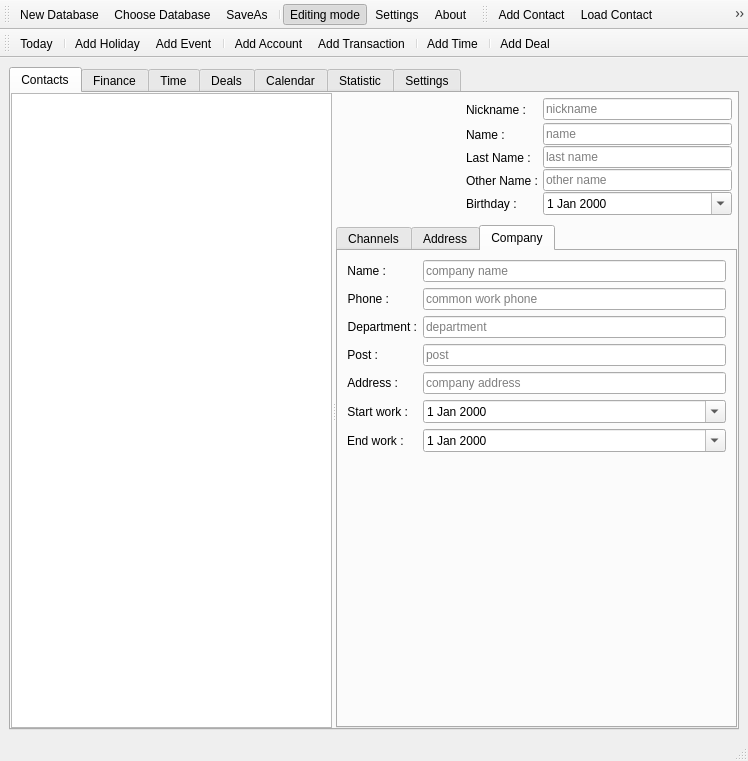
Before: the Qt Designer form trunk/Organizer/OrganizerView.ui in konradlst/Organizer, drawn with Qt 5.
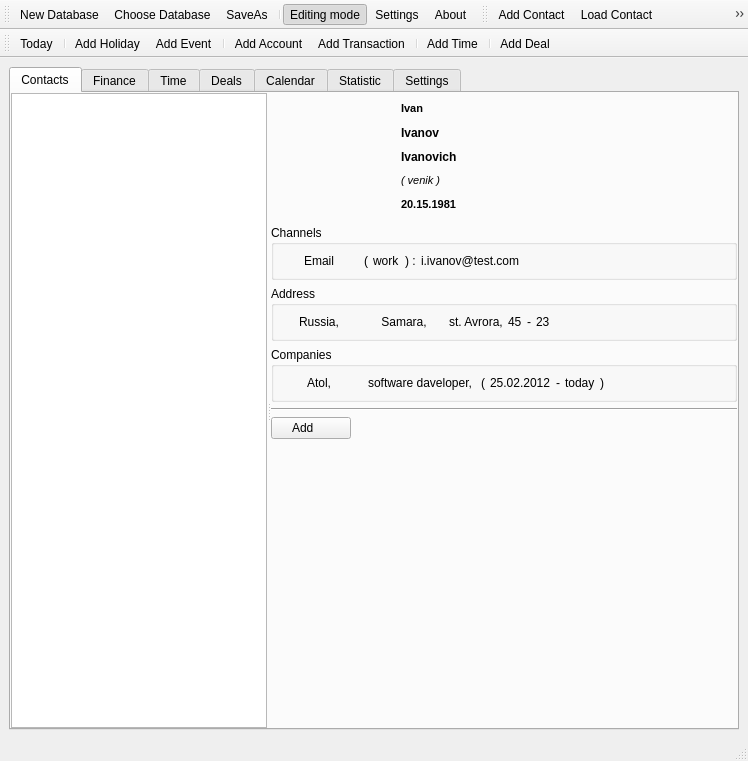
After: the same form once the commit is applied. Icons and pictures are not drawn. Custom widgets are drawn as their Qt base class.

Commit message: [UI] change Contact module

What changed in the file:
```diff
--- a/trunk/Organizer/OrganizerView.ui
+++ b/trunk/Organizer/OrganizerView.ui
@@ -67,6 +67,20 @@
            <property name="verticalSpacing">
             <number>0</number>
            </property>
+           <item row="0" column="1">
+            <widget class="QLabel" name="lblName">
+             <property name="font">
+              <font>
+               <pointsize>8</pointsize>
+               <weight>75</weight>
+               <bold>true</bold>
+              </font>
+             </property>
+             <property name="text">
+              <string>Ivan</string>
+             </property>
+            </widget>
+           </item>
            <item row="0" column="0" rowspan="5">
             <widget class="QLabel" name="lblUserPic">
              <property name="sizePolicy">
@@ -98,76 +112,6 @@
              </property>
             </widget>
            </item>
-           <item row="3" column="2">
-            <widget class="QLineEdit" name="leOtherName">
-             <property name="maxLength">
-              <number>100</number>
-             </property>
-             <property name="placeholderText">
-              <string>other name</string>
-             </property>
-            </widget>
-           </item>
-           <item row="0" column="1">
-            <widget class="QLabel" name="lblAlias">
-             <property name="text">
-              <string>Nickname :</string>
-             </property>
-             <property name="alignment">
-              <set>Qt::AlignLeading|Qt::AlignLeft|Qt::AlignVCenter</set>
-             </property>
-            </widget>
-           </item>
-           <item row="0" column="2">
-            <widget class="QLineEdit" name="leAlias">
-             <property name="maxLength">
-              <number>150</number>
-             </property>
-             <property name="placeholderText">
-              <string>nickname</string>
-             </property>
-            </widget>
-           </item>
-           <item row="3" column="1">
-            <widget class="QLabel" name="lblOtherName">
-             <property name="text">
-              <string>Other Name :</string>
-             </property>
-             <property name="alignment">
-              <set>Qt::AlignLeading|Qt::AlignLeft|Qt::AlignVCenter</set>
-             </property>
-            </widget>
-           </item>
-           <item row="1" column="2">
-            <widget class="QLineEdit" name="leName">
-             <property name="maxLength">
-              <number>100</number>
-             </property>
-             <property name="placeholderText">
-              <string>name</string>
-             </property>
-            </widget>
-           </item>
-           <item row="1" column="1">
-            <widget class="QLabel" name="lblName">
-             <property name="text">
-              <string>Name :</string>
-             </property>
-             <property name="alignment">
-              <set>Qt::AlignLeading|Qt::AlignLeft|Qt::AlignVCenter</set>
-             </property>
-            </widget>
-           </item>
-           <item row="4" column="1">
-            <widget class="QLabel" name="lblBirthday">
-             <property name="text">
-              <string>Birthday :</string>
-             </property>
-             <property name="alignment">
-              <set>Qt::AlignLeading|Qt::AlignLeft|Qt::AlignVCenter</set>
-             </property>
-            </widget>
-           </item>
            <item row="0" column="0">
             <widget class="QPushButton" name="pbEditUserPic">
              <property name="sizePolicy">
@@ -200,367 +144,593 @@
              </property>
             </widget>
            </item>
-           <item row="4" column="2">
-            <widget class="QDateEdit" name="deBirthday">
-             <property name="calendarPopup">
-              <bool>true</bool>
+           <item row="4" column="1">
+            <widget class="QLabel" name="lblBirthday">
+             <property name="font">
+              <font>
+               <pointsize>8</pointsize>
+               <weight>75</weight>
+               <bold>true</bold>
+              </font>
              </property>
-             <property name="currentSectionIndex">
-              <number>0</number>
+             <property name="text">
+              <string>20.15.1981</string>
              </property>
             </widget>
            </item>
-           <item row="2" column="2">
-            <widget class="QLineEdit" name="leSurName">
-             <property name="maxLength">
-              <number>100</number>
+           <item row="1" column="1">
+            <widget class="QLabel" name="lblSurName">
+             <property name="font">
+              <font>
+               <weight>75</weight>
+               <bold>true</bold>
+              </font>
              </property>
-             <property name="placeholderText">
-              <string>last name</string>
+             <property name="text">
+              <string>Ivanov</string>
              </property>
             </widget>
            </item>
            <item row="2" column="1">
-            <widget class="QLabel" name="lblLastName">
+            <widget class="QLabel" name="lblOtherName">
+             <property name="font">
+              <font>
+               <weight>75</weight>
+               <bold>true</bold>
+              </font>
+             </property>
              <property name="text">
-              <string>Last Name :</string>
+              <string>Ivanovich</string>
              </property>
-             <property name="alignment">
-              <set>Qt::AlignLeading|Qt::AlignLeft|Qt::AlignVCenter</set>
+            </widget>
+           </item>
+           <item row="3" column="1">
+            <widget class="QLabel" name="lblNickName">
+             <property name="font">
+              <font>
+               <pointsize>8</pointsize>
+               <italic>true</italic>
+              </font>
+             </property>
+             <property name="text">
+              <string>( venik )</string>
              </property>
             </widget>
            </item>
           </layout>
          </item>
          <item>
-          <widget class="QTabWidget" name="DetailContactData">
-           <property name="currentIndex">
-            <number>2</number>
-           </property>
-           <widget class="QWidget" name="tabChannels">
-            <attribute name="title">
+          <widget class="QGroupBox" name="gbChannels">
+           <property name="title">
              <string>Channels</string>
-            </attribute>
-            <layout class="QFormLayout" name="formLayout_3">
-             <property name="fieldGrowthPolicy">
-              <enum>QFormLayout::AllNonFixedFieldsGrow</enum>
-             </property>
-             <item row="0" column="0">
-              <widget class="QLabel" name="lbPhone">
-               <property name="text">
-                <string>Phone :</string>
-               </property>
-               <property name="alignment">
-                <set>Qt::AlignLeading|Qt::AlignLeft|Qt::AlignVCenter</set>
-               </property>
-              </widget>
-             </item>
-             <item row="0" column="1">
-              <widget class="QLineEdit" name="lePhone">
-               <property name="placeholderText">
-                <string>phone number</string>
-               </property>
-              </widget>
-             </item>
-             <item row="1" column="0">
-              <widget class="QLabel" name="lbEmail">
+           </property>
+           <property name="flat">
+            <bool>true</bool>
+           </property>
+           <property name="checkable">
+            <bool>false</bool>
+           </property>
+           <layout class="QVBoxLayout" name="verticalLayout_8">
+            <property name="spacing">
+             <number>5</number>
+            </property>
+            <property name="leftMargin">
+             <number>5</number>
+            </property>
+            <property name="topMargin">
+             <number>5</number>
+            </property>
+            <property name="rightMargin">
+             <number>5</number>
+            </property>
+            <property name="bottomMargin">
+             <number>5</number>
+            </property>
+            <item>
+             <layout class="QHBoxLayout" name="horizontalLayout_8">
+              <item>
+               <widget class="QPushButton" name="pushButton_12">
+                <property name="sizePolicy">
+                 <sizepolicy hsizetype="Fixed" vsizetype="Fixed">
+                  <horstretch>0</horstretch>
+                  <verstretch>0</verstretch>
+                 </sizepolicy>
+                </property>
+                <property name="cursor">
+                 <cursorShape>PointingHandCursor</cursorShape>
+                </property>
                <property name="text">
-                <string>Email :</string>
-               </property>
-               <property name="alignment">
-                <set>Qt::AlignLeading|Qt::AlignLeft|Qt::AlignVCenter</set>
+                 <string>Email</string>
+                </property>
+                <property name="flat">
+                 <bool>true</bool>
                </property>
               </widget>
              </item>
-             <item row="1" column="1">
-              <widget class="QLineEdit" name="leEmail">
-               <property name="placeholderText">
-                <string>email address</string>
-               </property>
-              </widget>
-             </item>
-             <item row="2" column="0">
-              <widget class="QLabel" name="lbSkype">
+              <item>
+               <widget class="QLabel" name="label_10">
+                <property name="sizePolicy">
+                 <sizepolicy hsizetype="Fixed" vsizetype="Preferred">
+                  <horstretch>0</horstretch>
+                  <verstretch>0</verstretch>
+                 </sizepolicy>
+                </property>
                <property name="text">
-                <string>Skype :</string>
-               </property>
-               <property name="alignment">
-                <set>Qt::AlignLeading|Qt::AlignLeft|Qt::AlignVCenter</set>
-               </property>
-              </widget>
-             </item>
-             <item row="2" column="1">
-              <widget class="QLineEdit" name="leSkype">
-               <property name="placeholderText">
-                <string>skype name</string>
-               </property>
-              </widget>
-             </item>
-             <item row="3" column="0">
-              <widget class="QLabel" name="lbSite">
+                 <string>(</string>
+                </property>
+               </widget>
+              </item>
+              <item>
+               <widget class="QLabel" name="label_11">
+                <property name="sizePolicy">
+                 <sizepolicy hsizetype="Fixed" vsizetype="Preferred">
+                  <horstretch>0</horstretch>
+                  <verstretch>0</verstretch>
+                 </sizepolicy>
+                </property>
+                <property name="text">
+                 <string>work</string>
+                </property>
+               </widget>
+              </item>
+              <item>
+               <widget class="QLabel" name="label_12">
+                <property name="sizePolicy">
+                 <sizepolicy hsizetype="Fixed" vsizetype="Preferred">
+                  <horstretch>0</horstretch>
+                  <verstretch>0</verstretch>
+                 </sizepolicy>
+                </property>
                <property name="text">
-                <string>Site :</string>
-               </property>
-               <property name="alignment">
-                <set>Qt::AlignLeading|Qt::AlignLeft|Qt::AlignVCenter</set>
-               </property>
-              </widget>
-             </item>
-             <item row="3" column="1">
-              <widget class="QLineEdit" name="leSite">
-               <property name="placeholderText">
-                <string>site name</string>
-               </property>
-              </widget>
-             </item>
-             <item row="4" column="0" colspan="2">
-              <widget class="QPushButton" name="pbAddChannels">
-               <property name="minimumSize">
-                <size>
-                 <width>0</width>
-                 <height>0</height>
-                </size>
-               </property>
-               <property name="maximumSize">
+                 <string>) :</string>
+                </property>
+               </widget>
+              </item>
+              <item>
+               <widget class="QLabel" name="label_13">
+                <property name="sizePolicy">
+                 <sizepolicy hsizetype="Fixed" vsizetype="Preferred">
+                  <horstretch>0</horstretch>
+                  <verstretch>0</verstretch>
+                 </sizepolicy>
+                </property>
+                <property name="text">
+                 <string>i.ivanov@test.com</string>
+                </property>
+               </widget>
+              </item>
+              <item>
+               <spacer name="horizontalSpacer_3">
+                <property name="orientation">
+                 <enum>Qt::Horizontal</enum>
+                </property>
+                <property name="sizeHint" stdset="0">
                 <size>
-                 <width>80</width>
-                 <height>16777215</height>
-                </size>
-               </property>
+                  <width>40</width>
+                  <height>20</height>
+                 </size>
+                </property>
+               </spacer>
+              </item>
+              <item>
+               <widget class="QPushButton" name="pushButton_13">
                <property name="text">
-                <string>Add</string>
+                 <string/>
                </property>
                <property name="icon">
                 <iconset resource="res.qrc">
-                 <normaloff>:/newContact</normaloff>:/newContact</iconset>
-               </property>
-              </widget>
-             </item>
-            </layout>
-           </widget>
-           <widget class="QWidget" name="tabAddress">
-            <attribute name="title">
+                  <normaloff>:/detailInfo</normaloff>:/detailInfo</iconset>
+                </property>
+                <property name="flat">
+                 <bool>true</bool>
+                </property>
+               </widget>
+              </item>
+              <item>
+               <widget class="QPushButton" name="pushButton_14">
+                <property name="text">
+                 <string/>
+                </property>
+                <property name="icon">
+                 <iconset resource="res.qrc">
+                  <normaloff>:/delete</normaloff>:/delete</iconset>
+                </property>
+                <property name="flat">
+                 <bool>true</bool>
+                </property>
+               </widget>
+              </item>
+             </layout>
+            </item>
+           </layout>
+          </widget>
+         </item>
+         <item>
+          <widget class="QGroupBox" name="gbAddresses">
+           <property name="title">
              <string>Address</string>
-            </attribute>
-            <layout class="QFormLayout" name="formLayout_2">
-             <property name="fieldGrowthPolicy">
-              <enum>QFormLayout::AllNonFixedFieldsGrow</enum>
-             </property>
-             <item row="0" column="0">
-              <widget class="QLabel" name="lblCountry">
+           </property>
+           <property name="flat">
+            <bool>true</bool>
+           </property>
+           <property name="checkable">
+            <bool>false</bool>
+           </property>
+           <layout class="QVBoxLayout" name="verticalLayout_10">
+            <property name="spacing">
+             <number>5</number>
+            </property>
+            <property name="leftMargin">
+             <number>5</number>
+            </property>
+            <property name="topMargin">
+             <number>5</number>
+            </property>
+            <property name="rightMargin">
+             <number>5</number>
+            </property>
+            <property name="bottomMargin">
+             <number>5</number>
+            </property>
+            <item>
+             <layout class="QHBoxLayout" name="horizontalLayout_7">
+              <item>
+               <widget class="QPushButton" name="pushButton_7">
+                <property name="sizePolicy">
+                 <sizepolicy hsizetype="Fixed" vsizetype="Fixed">
+                  <horstretch>0</horstretch>
+                  <verstretch>0</verstretch>
+                 </sizepolicy>
+                </property>
+                <property name="cursor">
+                 <cursorShape>PointingHandCursor</cursorShape>
+                </property>
                <property name="text">
-                <string>Country :</string>
-               </property>
-               <property name="alignment">
-                <set>Qt::AlignRight|Qt::AlignTrailing|Qt::AlignVCenter</set>
+                 <string>Russia,</string>
+                </property>
+                <property name="flat">
+                 <bool>true</bool>
                </property>
               </widget>
              </item>
-             <item row="0" column="1">
-              <widget class="QLineEdit" name="leCountry">
-               <property name="placeholderText">
-                <string>country</string>
-               </property>
-              </widget>
-             </item>
-             <item row="1" column="0">
-              <widget class="QLabel" name="lblCity">
+              <item>
+               <widget class="QPushButton" name="pushButton_8">
+                <property name="sizePolicy">
+                 <sizepolicy hsizetype="Fixed" vsizetype="Fixed">
+                  <horstretch>0</horstretch>
+                  <verstretch>0</verstretch>
+                 </sizepolicy>
+                </property>
+                <property name="cursor">
+                 <cursorShape>PointingHandCursor</cursorShape>
+                </property>
                <property name="text">
-                <string>City :</string>
-               </property>
-               <property name="alignment">
-                <set>Qt::AlignRight|Qt::AlignTrailing|Qt::AlignVCenter</set>
+                 <string>Samara,</string>
+                </property>
+                <property name="flat">
+                 <bool>true</bool>
                </property>
               </widget>
              </item>
-             <item row="1" column="1">
-              <widget class="QLineEdit" name="leCity">
-               <property name="placeholderText">
-                <string>city</string>
-               </property>
-              </widget>
-             </item>
-             <item row="2" column="0">
-              <widget class="QLabel" name="lblStreet">
+              <item>
+               <widget class="QLabel" name="label_6">
+                <property name="sizePolicy">
+                 <sizepolicy hsizetype="Fixed" vsizetype="Preferred">
+                  <horstretch>0</horstretch>
+                  <verstretch>0</verstretch>
+                 </sizepolicy>
+                </property>
+                <property name="text">
+                 <string>st. Avrora,</string>
+                </property>
+               </widget>
+              </item>
+              <item>
+               <widget class="QLabel" name="label_7">
+                <property name="sizePolicy">
+                 <sizepolicy hsizetype="Fixed" vsizetype="Preferred">
+                  <horstretch>0</horstretch>
+                  <verstretch>0</verstretch>
+                 </sizepolicy>
+                </property>
                <property name="text">
-                <string>Street :</string>
-               </property>
-               <property name="alignment">
-                <set>Qt::AlignRight|Qt::AlignTrailing|Qt::AlignVCenter</set>
-               </property>
-              </widget>
-             </item>
-             <item row="2" column="1">
-              <widget class="QLineEdit" name="leStreet">
-               <property name="placeholderText">
-                <string>street</string>
+                 <string>45</string>
+                </property>
+               </widget>
+              </item>
+              <item>
+               <widget class="QLabel" name="label_9">
+                <property name="text">
+                 <string>-</string>
                </property>
               </widget>
              </item>
-             <item row="3" column="0">
-              <widget class="QLabel" name="lblHome">
+              <item>
+               <widget class="QLabel" name="label_8">
+                <property name="sizePolicy">
+                 <sizepolicy hsizetype="Fixed" vsizetype="Preferred">
+                  <horstretch>0</horstretch>
+                  <verstretch>0</verstretch>
+                 </sizepolicy>
+                </property>
                <property name="text">
-                <string>Home :</string>
-               </property>
-               <property name="alignment">
-                <set>Qt::AlignRight|Qt::AlignTrailing|Qt::AlignVCenter</set>
-               </property>
-              </widget>
-             </item>
-             <item row="3" column="1">
-              <widget class="QLineEdit" name="leHome">
-               <property name="placeholderText">
-                <string>home</string>
-               </property>
-              </widget>
-             </item>
-             <item row="4" column="0">
-              <widget class="QLabel" name="lblApartment">
+                 <string>23</string>
+                </property>
+               </widget>
+              </item>
+              <item>
+               <spacer name="horizontalSpacer_2">
+                <property name="orientation">
+                 <enum>Qt::Horizontal</enum>
+                </property>
+                <property name="sizeHint" stdset="0">
+                 <size>
+                  <width>40</width>
+                  <height>20</height>
+                 </size>
+                </property>
+               </spacer>
+              </item>
+              <item>
+               <widget class="QPushButton" name="pushButton_6">
+                <property name="sizePolicy">
+                 <sizepolicy hsizetype="Fixed" vsizetype="Fixed">
+                  <horstretch>0</horstretch>
+                  <verstretch>0</verstretch>
+                 </sizepolicy>
+                </property>
                <property name="text">
-                <string>Apartment :</string>
-               </property>
-               <property name="alignment">
-                <set>Qt::AlignRight|Qt::AlignTrailing|Qt::AlignVCenter</set>
-               </property>
-              </widget>
-             </item>
-             <item row="4" column="1">
-              <widget class="QLineEdit" name="leApartment">
-               <property name="placeholderText">
-                <string>apartment</string>
-               </property>
+                 <string/>
+                </property>
+                <property name="icon">
+                 <iconset resource="res.qrc">
+                  <normaloff>:/detailInfo</normaloff>:/detailInfo</iconset>
+                </property>
+                <property name="flat">
+                 <bool>true</bool>
+                </property>
+               </widget>
+              </item>
+              <item>
+               <widget class="QPushButton" name="pushButton_9">
+                <property name="sizePolicy">
+                 <sizepolicy hsizetype="Fixed" vsizetype="Fixed">
+                  <horstretch>0</horstretch>
+                  <verstretch>0</verstretch>
+                 </sizepolicy>
+                </property>
+                <property name="text">
+                 <string/>
+                </property>
+                <property name="icon">
+                 <iconset resource="res.qrc">
+                  <normaloff>:/delete</normaloff>:/delete</iconset>
+                </property>
+                <property name="flat">
+                 <bool>true</bool>
+                </property>
               </widget>
              </item>
             </layout>
-           </widget>
-           <widget class="QWidget" name="tabCompany">
-            <attribute name="title">
-             <string>Company</string>
-            </attribute>
-            <layout class="QFormLayout" name="formLayout">
-             <property name="fieldGrowthPolicy">
-              <enum>QFormLayout::AllNonFixedFieldsGrow</enum>
-             </property>
-             <item row="0" column="0">
-              <widget class="QLabel" name="lblNameCompany">
+            </item>
+           </layout>
+          </widget>
+         </item>
+         <item>
+          <widget class="QGroupBox" name="gbCompanies">
+           <property name="title">
+            <string>Companies</string>
+           </property>
+           <property name="flat">
+            <bool>true</bool>
+           </property>
+           <property name="checkable">
+            <bool>false</bool>
+           </property>
+           <layout class="QVBoxLayout" name="verticalLayout_11">
+            <property name="spacing">
+             <number>5</number>
+            </property>
+            <property name="leftMargin">
+             <number>5</number>
+            </property>
+            <property name="topMargin">
+             <number>5</number>
+            </property>
+            <property name="rightMargin">
+             <number>5</number>
+            </property>
+            <property name="bottomMargin">
+             <number>5</number>
+            </property>
+            <item>
+             <layout class="QHBoxLayout" name="horizontalLayout_5">
+              <item>
+               <widget class="QPushButton" name="pushButton_5">
+                <property name="sizePolicy">
+                 <sizepolicy hsizetype="Fixed" vsizetype="Fixed">
+                  <horstretch>0</horstretch>
+                  <verstretch>0</verstretch>
+                 </sizepolicy>
+                </property>
+                <property name="cursor">
+                 <cursorShape>PointingHandCursor</cursorShape>
+                </property>
                <property name="text">
-                <string>Name :</string>
-               </property>
-               <property name="alignment">
-                <set>Qt::AlignRight|Qt::AlignTrailing|Qt::AlignVCenter</set>
+                 <string>Atol,</string>
+                </property>
+                <property name="flat">
+                 <bool>true</bool>
                </property>
               </widget>
              </item>
-             <item row="0" column="1">
-              <widget class="QLineEdit" name="leNameCompany">
-               <property name="placeholderText">
-                <string>company name</string>
-               </property>
-              </widget>
-             </item>
-             <item row="1" column="0">
-              <widget class="QLabel" name="lblPhoneCompany">
+              <item>
+               <widget class="QPushButton" name="pushButton">
+                <property name="sizePolicy">
+                 <sizepolicy hsizetype="Fixed" vsizetype="Fixed">
+                  <horstretch>0</horstretch>
+                  <verstretch>0</verstretch>
+                 </sizepolicy>
+                </property>
+                <property name="cursor">
+                 <cursorShape>PointingHandCursor</cursorShape>
+                </property>
                <property name="text">
-                <string>Phone :</string>
-               </property>
-               <property name="alignment">
-                <set>Qt::AlignRight|Qt::AlignTrailing|Qt::AlignVCenter</set>
+                 <string>software daveloper,</string>
+                </property>
+                <property name="flat">
+                 <bool>true</bool>
                </property>
               </widget>
              </item>
-             <item row="1" column="1">
-              <widget class="QLineEdit" name="lePhoneCompany">
-               <property name="placeholderText">
-                <string>common work phone</string>
-               </property>
-              </widget>
-             </item>
-             <item row="2" column="0">
-              <widget class="QLabel" name="lblDapartment">
+              <item>
+               <widget class="QLabel" name="label">
+                <property name="sizePolicy">
+                 <sizepolicy hsizetype="Fixed" vsizetype="Preferred">
+                  <horstretch>0</horstretch>
+                  <verstretch>0</verstretch>
+                 </sizepolicy>
+                </property>
                <property name="text">
-                <string>Department :</string>
-               </property>
-               <property name="alignment">
-                <set>Qt::AlignRight|Qt::AlignTrailing|Qt::AlignVCenter</set>
-               </property>
-              </widget>
-             </item>
-             <item row="2" column="1">
-              <widget class="QLineEdit" name="leDepartment">
-               <property name="placeholderText">
-                <string>department</string>
-               </property>
-              </widget>
-             </item>
-             <item row="3" column="0">
-              <widget class="QLabel" name="lblPost">
+                 <string>(</string>
+                </property>
+               </widget>
+              </item>
+              <item>
+               <widget class="QLabel" name="label_2">
+                <property name="sizePolicy">
+                 <sizepolicy hsizetype="Fixed" vsizetype="Preferred">
+                  <horstretch>0</horstretch>
+                  <verstretch>0</verstretch>
+                 </sizepolicy>
+                </property>
+                <property name="text">
+                 <string>25.02.2012</string>
+                </property>
+               </widget>
+              </item>
+              <item>
+               <widget class="QLabel" name="label_3">
+                <property name="sizePolicy">
+                 <sizepolicy hsizetype="Fixed" vsizetype="Preferred">
+                  <horstretch>0</horstretch>
+                  <verstretch>0</verstretch>
+                 </sizepolicy>
+                </property>
                <property name="text">
-                <string>Post :</string>
-               </property>
-               <property name="alignment">
-                <set>Qt::AlignRight|Qt::AlignTrailing|Qt::AlignVCenter</set>
-               </property>
-              </widget>
-             </item>
-             <item row="3" column="1">
-              <widget class="QLineEdit" name="lePost">
-               <property name="placeholderText">
-                <string>post</string>
-               </property>
-              </widget>
-             </item>
-             <item row="4" column="0">
-              <widget class="QLabel" name="lblAddressCompany">
+                 <string>-</string>
+                </property>
+               </widget>
+              </item>
+              <item>
+               <widget class="QLabel" name="label_4">
+                <property name="sizePolicy">
+                 <sizepolicy hsizetype="Fixed" vsizetype="Preferred">
+                  <horstretch>0</horstretch>
+                  <verstretch>0</verstretch>
+                 </sizepolicy>
+                </property>
+                <property name="text">
+                 <string>today</string>
+                </property>
+               </widget>
+              </item>
+              <item>
+               <widget class="QLabel" name="label_5">
+                <property name="sizePolicy">
+                 <sizepolicy hsizetype="Fixed" vsizetype="Preferred">
+                  <horstretch>0</horstretch>
+                  <verstretch>0</verstretch>
+                 </sizepolicy>
+                </property>
                <property name="text">
-                <string>Address :</string>
-               </property>
-               <property name="alignment">
-                <set>Qt::AlignRight|Qt::AlignTrailing|Qt::AlignVCenter</set>
-               </property>
-              </widget>
-             </item>
-             <item row="4" column="1">
-              <widget class="QLineEdit" name="leAddressCompany">
-               <property name="placeholderText">
-                <string>company address</string>
-               </property>
-              </widget>
-             </item>
-             <item row="5" column="0">
-              <widget class="QLabel" name="lblStartWork">
+                 <string>)</string>
+                </property>
+               </widget>
+              </item>
+              <item>
+               <spacer name="horizontalSpacer">
+                <property name="orientation">
+                 <enum>Qt::Horizontal</enum>
+                </property>
+                <property name="sizeHint" stdset="0">
+                 <size>
+                  <width>40</width>
+                  <height>20</height>
+                 </size>
+                </property>
+               </spacer>
+              </item>
+              <item>
+               <widget class="QPushButton" name="pushButton_2">
                <property name="text">
-                <string>Start work :</string>
-               </property>
-               <property name="alignment">
-                <set>Qt::AlignRight|Qt::AlignTrailing|Qt::AlignVCenter</set>
-               </property>
-              </widget>
-             </item>
-             <item row="5" column="1">
-              <widget class="QDateEdit" name="deStartWork">
-               <property name="calendarPopup">
+                 <string/>
+                </property>
+                <property name="icon">
+                 <iconset resource="res.qrc">
+                  <normaloff>:/detailInfo</normaloff>:/detailInfo</iconset>
+                </property>
+                <property name="flat">
                 <bool>true</bool>
                </property>
               </widget>
              </item>
-             <item row="6" column="0">
-              <widget class="QLabel" name="lblEndWork">
+              <item>
+               <widget class="QPushButton" name="pushButton_3">
                <property name="text">
-                <string>End work :</string>
-               </property>
-              </widget>
-             </item>
-             <item row="6" column="1">
-              <widget class="QDateEdit" name="deEndWork">
-               <property name="calendarPopup">
+                 <string/>
+                </property>
+                <property name="icon">
+                 <iconset resource="res.qrc">
+                  <normaloff>:/delete</normaloff>:/delete</iconset>
+                </property>
+                <property name="flat">
                 <bool>true</bool>
                </property>
               </widget>
              </item>
             </layout>
-           </widget>
+            </item>
+           </layout>
+          </widget>
+         </item>
+         <item>
+          <widget class="Line" name="line">
+           <property name="orientation">
+            <enum>Qt::Horizontal</enum>
+           </property>
           </widget>
          </item>
+         <item>
+          <widget class="QPushButton" name="pbAddInContact">
+           <property name="sizePolicy">
+            <sizepolicy hsizetype="Fixed" vsizetype="Fixed">
+             <horstretch>0</horstretch>
+             <verstretch>0</verstretch>
+            </sizepolicy>
+           </property>
+           <property name="text">
+            <string>Add     </string>
+           </property>
+           <property name="icon">
+            <iconset resource="res.qrc">
+             <normaloff>:/newContact</normaloff>:/newContact</iconset>
+           </property>
+          </widget>
+         </item>
+         <item>
+          <spacer name="verticalSpacer">
+           <property name="orientation">
+            <enum>Qt::Vertical</enum>
+           </property>
+           <property name="sizeHint" stdset="0">
+            <size>
+             <width>20</width>
+             <height>40</height>
+            </size>
+           </property>
+          </spacer>
+         </item>
         </layout>
        </widget>
       </widget>
```
Left out of the diff: 36 changed lines with no effect on the pictures. Lines whose indentation alone changed are shown as unchanged. The commit also changes 2 other files.
